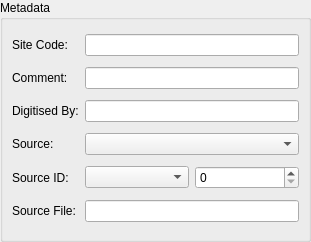
lparchaeology/ArkPlan, file src/metadata_widget_base.ui: the form before one commit.
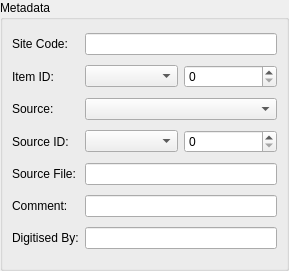
The form after the commit.

Diff of the .ui file:
```diff
--- a/src/metadata_widget_base.ui
+++ b/src/metadata_widget_base.ui
@@ -6,8 +6,8 @@
    <rect>
     <x>0</x>
     <y>0</y>
-    <width>311</width>
-    <height>242</height>
+    <width>289</width>
+    <height>271</height>
    </rect>
   </property>
   <property name="windowTitle">
@@ -23,10 +23,24 @@
       <string>Metadata</string>
      </property>
      <layout class="QGridLayout" name="gridLayout">
-      <item row="3" column="1">
-       <widget class="QComboBox" name="sourceCodeCombo"/>
+      <item row="0" column="1">
+       <widget class="QLineEdit" name="siteEdit">
+        <property name="readOnly">
+         <bool>false</bool>
+        </property>
+       </widget>
       </item>
       <item row="4" column="0">
+       <widget class="QLabel" name="sourceCodeLabel">
+        <property name="text">
+         <string>Source:</string>
+        </property>
+        <property name="buddy">
+         <cstring>sourceCodeCombo</cstring>
+        </property>
+       </widget>
+      </item>
+      <item row="5" column="0">
        <widget class="QLabel" name="sourceIdLabel">
         <property name="text">
          <string>Source ID:</string>
@@ -46,24 +60,7 @@
         </property>
        </widget>
       </item>
-      <item row="0" column="1">
-       <widget class="QLineEdit" name="siteEdit">
-        <property name="readOnly">
-         <bool>false</bool>
-        </property>
-       </widget>
-      </item>
-      <item row="3" column="0">
-       <widget class="QLabel" name="sourceCodeLabel">
-        <property name="text">
-         <string>Source:</string>
-        </property>
-        <property name="buddy">
-         <cstring>sourceCodeCombo</cstring>
-        </property>
-       </widget>
-      </item>
-      <item row="5" column="0">
+      <item row="6" column="0">
        <widget class="QLabel" name="sourceFileLabel">
         <property name="text">
          <string>Source File:</string>
@@ -73,27 +70,13 @@
         </property>
        </widget>
       </item>
-      <item row="5" column="1">
+      <item row="6" column="1">
        <widget class="QLineEdit" name="sourceFileEdit"/>
       </item>
       <item row="4" column="1">
-       <layout class="QHBoxLayout" name="horizontalLayout_2">
-        <item>
-         <widget class="QComboBox" name="sourceClassCombo"/>
-        </item>
-        <item>
-         <widget class="QSpinBox" name="sourceIdSpin">
-          <property name="toolTip">
-           <string>Source ID</string>
-          </property>
-          <property name="maximum">
-           <number>99999</number>
-          </property>
-         </widget>
-        </item>
-       </layout>
+       <widget class="QComboBox" name="sourceCodeCombo"/>
       </item>
-      <item row="1" column="0">
+      <item row="7" column="0">
        <widget class="QLabel" name="commentLabel">
         <property name="text">
          <string>Comment:</string>
@@ -104,13 +87,54 @@
        </widget>
       </item>
       <item row="1" column="1">
+       <layout class="QHBoxLayout" name="horizontalLayout_3">
+        <item>
+         <widget class="QComboBox" name="classCombo"/>
+        </item>
+        <item>
+         <widget class="QSpinBox" name="idSpin">
+          <property name="toolTip">
+           <string>Source ID</string>
+          </property>
+          <property name="maximum">
+           <number>99999</number>
+          </property>
+         </widget>
+        </item>
+       </layout>
+      </item>
+      <item row="5" column="1">
+       <layout class="QHBoxLayout" name="horizontalLayout_2">
+        <item>
+         <widget class="QComboBox" name="sourceClassCombo"/>
+        </item>
+        <item>
+         <widget class="QSpinBox" name="sourceIdSpin">
+          <property name="toolTip">
+           <string>Source ID</string>
+          </property>
+          <property name="maximum">
+           <number>99999</number>
+          </property>
+         </widget>
+        </item>
+       </layout>
+      </item>
+      <item row="1" column="0">
+       <widget class="QLabel" name="label">
+        <property name="text">
+         <string>Item ID:</string>
+        </property>
+       </widget>
+      </item>
+      <item row="7" column="1">
        <widget class="QLineEdit" name="commentEdit">
         <property name="readOnly">
          <bool>false</bool>
         </property>
        </widget>
       </item>
-      <item row="2" column="0">
+      <item row="8" column="0">
        <widget class="QLabel" name="createdByLabel">
         <property name="text">
          <string>Digitised By:</string>
@@ -120,7 +144,7 @@
         </property>
        </widget>
       </item>
-      <item row="2" column="1">
+      <item row="8" column="1">
        <widget class="QLineEdit" name="createdByEdit"/>
       </item>
      </layout>
```
Left out of the diff: 2 changed lines with no effect on the pictures.
